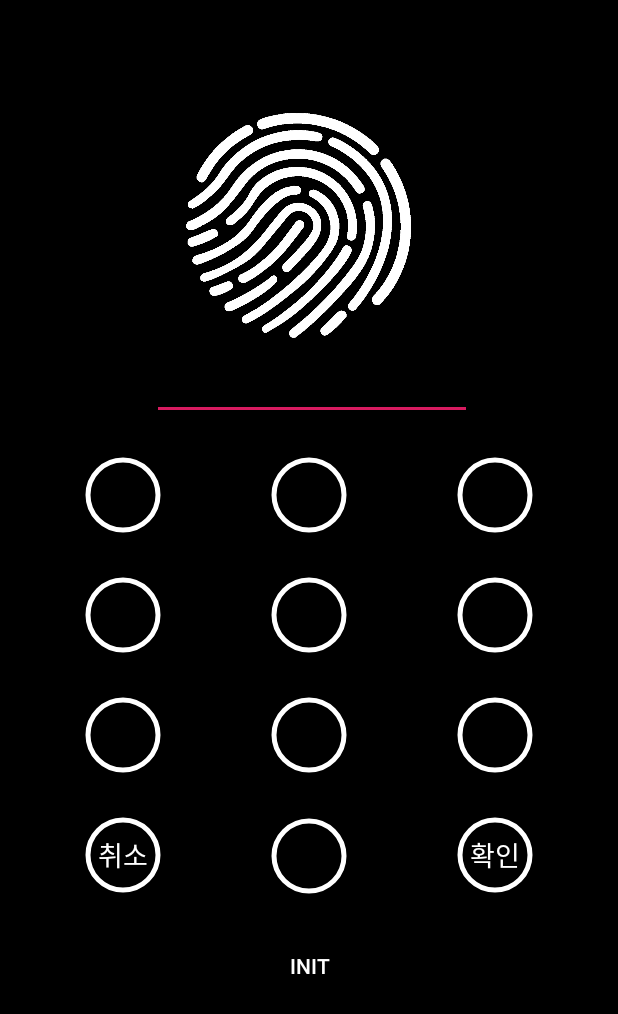
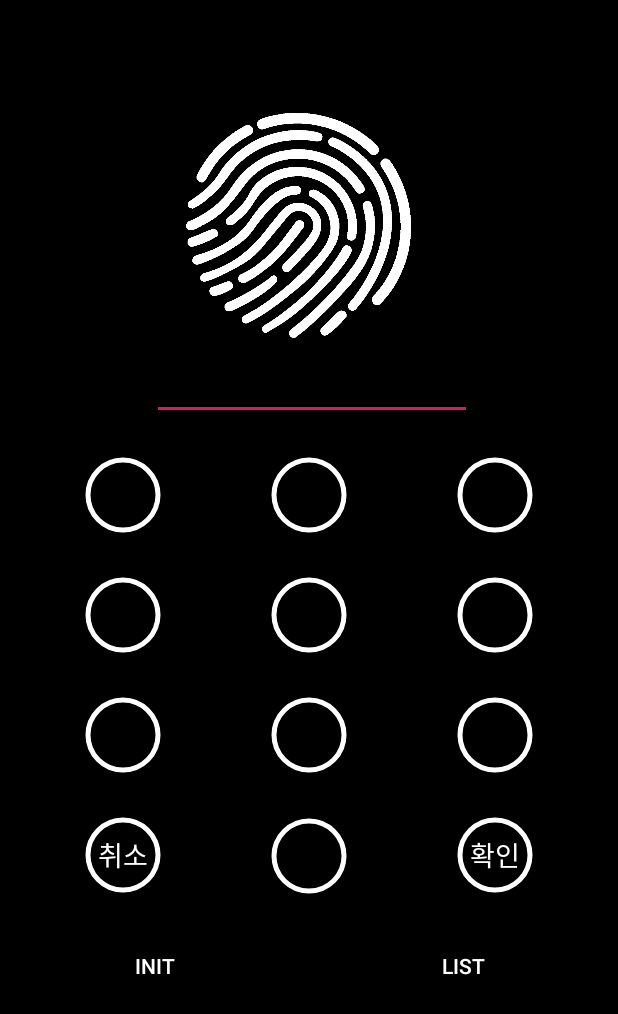
Before and after one commit to Midnev/Pilock, an Android app: the layout activity_main.xml on its own in the app's theme, with its tools: preview values and no code run, on a phone screen of 412 x 824 dp. Shown: the top 1014 px of the screen. Run offline under Robolectric (Android 15) with nearby library versions, the light colour scheme and no system bars.

Commit message:
http request
http request added

```diff
--- a/android/pilock/app/src/main/AndroidManifest.xml
+++ b/android/pilock/app/src/main/AndroidManifest.xml
@@ -19,7 +19,8 @@
         android:roundIcon="@mipmap/ic_launcher_round"
         android:supportsRtl="true"
         android:theme="@style/AppTheme">
-        <activity android:name=".InitActivity"></activity>
+        <activity android:name=".ListActivity"></activity>
+        <activity android:name=".InitActivity" />
         <activity android:name=".MainActivity">
             <intent-filter>
                 <action android:name="android.intent.action.MAIN" />
--- a/android/pilock/app/src/main/java/com/app/pilock/MainActivity.java
+++ b/android/pilock/app/src/main/java/com/app/pilock/MainActivity.java
@@ -15,7 +15,6 @@ import androidx.annotation.Nullable;
 import androidx.appcompat.app.AppCompatActivity;
 import androidx.biometric.BiometricPrompt;
 
-import com.app.pilock.http.HttpManager;
 
 import java.util.ArrayList;
 import java.util.concurrent.Executors;
@@ -43,10 +42,10 @@ public class MainActivity extends AppCompatActivity implements NfcAdapter.Reader
         pwdView = findViewById(R.id.pwd);
         buttonCreate();//set buttons
         nfcAdapter = NfcAdapter.getDefaultAdapter(this);
-
+/*
         HttpManager mg = new HttpManager();
         String t = mg.sendHttpRequest();
-        mg.postHttpRequest("send this");
+        mg.postHttpRequest("send this");*/
 
     }
 
--- a/android/pilock/app/src/main/java/com/app/pilock/NFCActivity.java
+++ b/android/pilock/app/src/main/java/com/app/pilock/NFCActivity.java
@@ -36,9 +36,9 @@ public class NFCActivity extends AppCompatActivity {//implements IsoDepTransceiv
         //txt.setText(intent.getStringExtra("data"));
 
         //
-        HttpManager mg = new HttpManager();
+        /*HttpManager mg = new HttpManager();
         String t = mg.sendHttpRequest();
-        //txt.setText(t);
+        //txt.setText(t);*/
 
     }
 
--- a/android/pilock/app/src/main/res/layout/activity_main.xml
+++ b/android/pilock/app/src/main/res/layout/activity_main.xml
@@ -226,12 +226,32 @@
                 android:textSize="18sp" />
         </LinearLayout>
 
-        <Button
-            android:id="@+id/button"
+        <LinearLayout
             android:layout_width="match_parent"
-            android:layout_height="wrap_content"
-            android:background="@android:color/transparent"
-            android:text="init"
-            android:textColor="#FFFFFF" />
+            android:layout_height="match_parent"
+            android:orientation="horizontal">
+
+            <Button
+                android:id="@+id/button"
+                android:layout_width="wrap_content"
+                android:layout_height="wrap_content"
+                android:layout_marginLeft="30dp"
+                android:layout_marginRight="30dp"
+                android:layout_weight="1"
+                android:background="@android:color/transparent"
+                android:text="init"
+                android:textColor="#FFFFFF" />
+
+            <Button
+                android:id="@+id/btn_list"
+                android:layout_width="wrap_content"
+                android:layout_height="wrap_content"
+                android:layout_marginLeft="30dp"
+                android:layout_marginRight="30dp"
+                android:layout_weight="1"
+                android:background="@android:color/transparent"
+                android:text="List"
+                android:textColor="@android:color/background_light" />
+        </LinearLayout>
     </LinearLayout>
 </LinearLayout>
--- /dev/null
+++ b/android/pilock/app/src/main/res/layout/module_dlog.xml
@@ -0,0 +1,6 @@
+<?xml version="1.0" encoding="utf-8"?>
+<LinearLayout xmlns:android="http://schemas.android.com/apk/res/android"
+    android:orientation="vertical" android:layout_width="match_parent"
+    android:layout_height="match_parent">
+
+</LinearLayout>
```
Also changed, not shown: android/pilock/app/src/main/java/com/app/pilock/ListActivity.java (added, +21 -0 lines), android/pilock/app/src/main/java/com/app/pilock/http/DoorLogAdapter.java (added, +28 -0 lines), android/pilock/app/src/main/java/com/app/pilock/http/HttpManager.java (+7 -25 lines), android/pilock/app/src/main/java/com/app/pilock/http/PusherCLient.java (added, +38 -0 lines), android/pilock/app/src/main/java/com/app/pilock/http/RequestPackage.java (deleted, +0 -41 lines), android/pilock/app/src/main/res/layout/activity_list.xml (added, +9 -0 lines).
